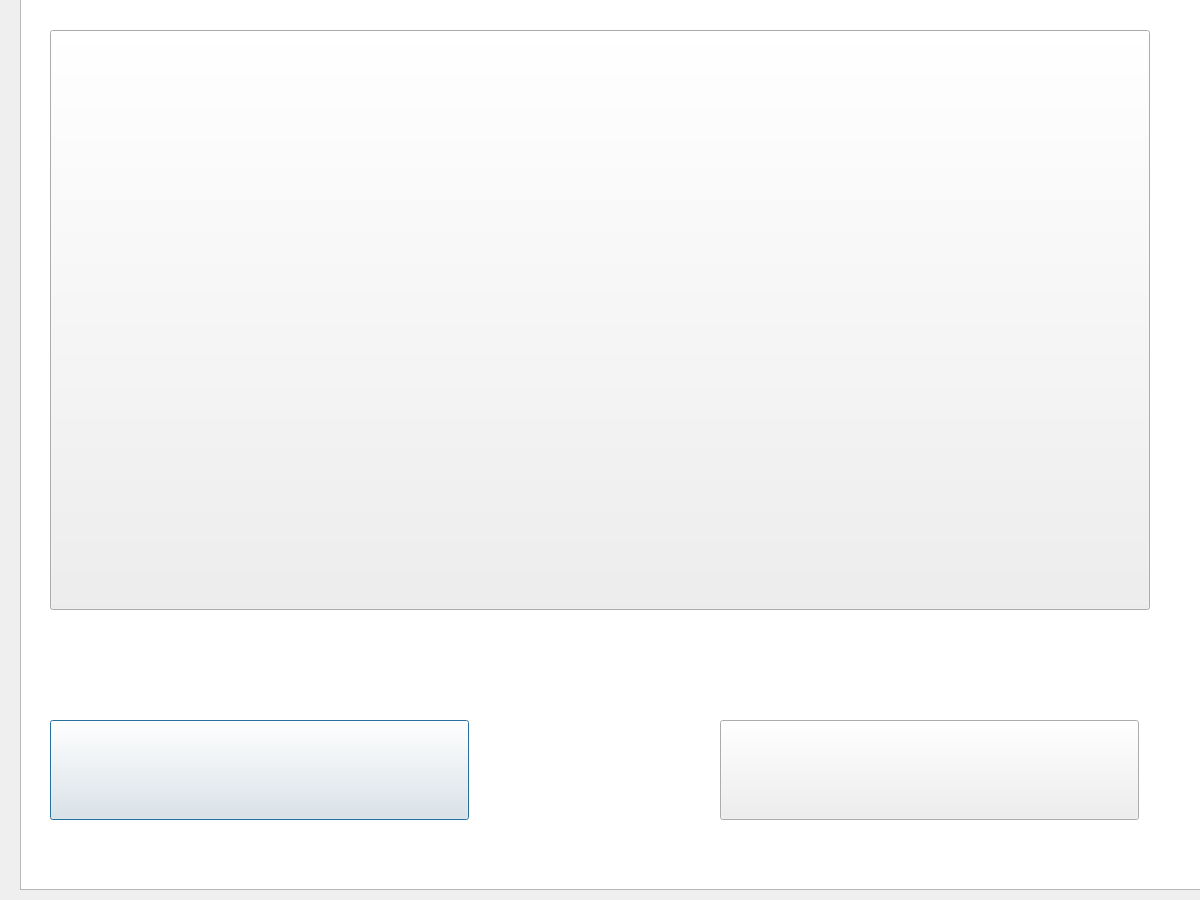
Old version of the form Game/SpartanGame/instrucciones.ui in the repository Vaddak/Proyecto_Final.
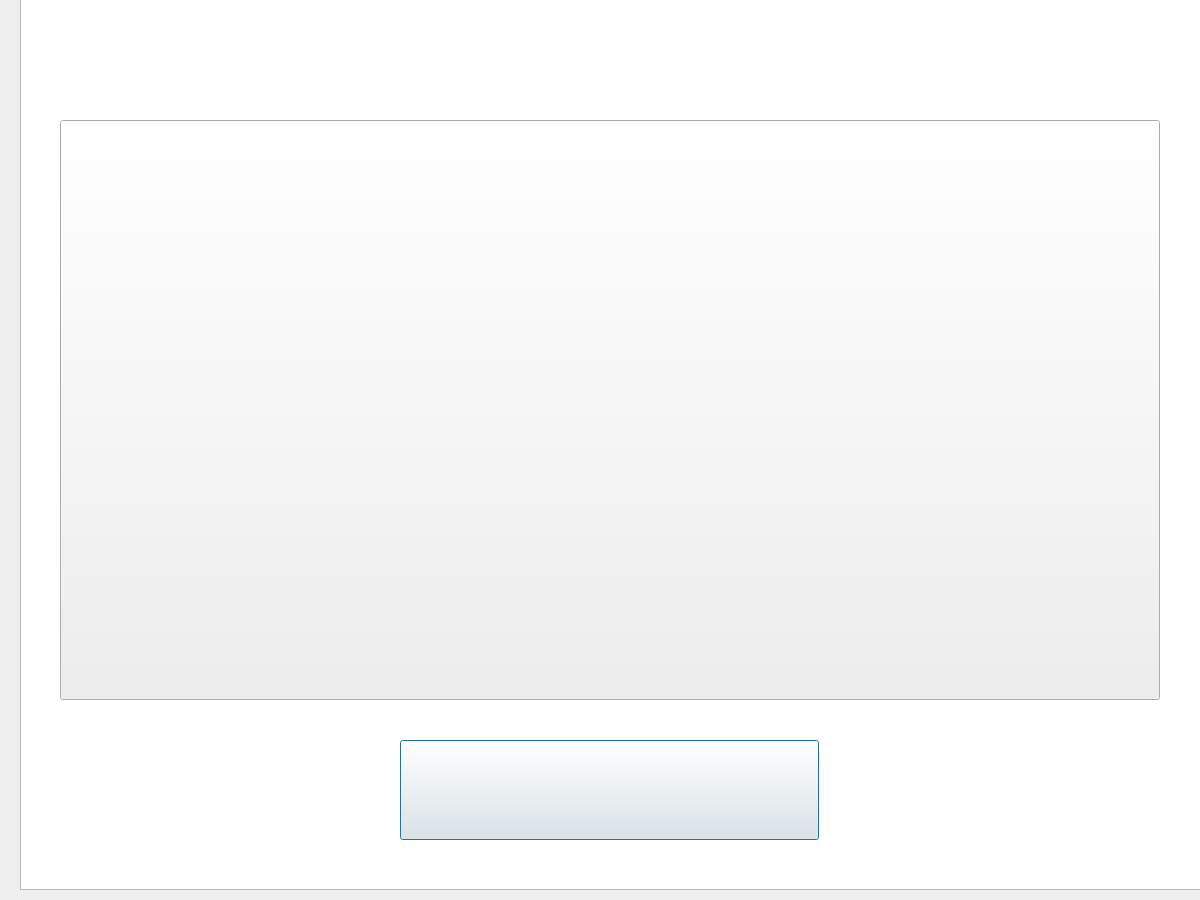
New version of the form. Icons and pictures are not drawn.

Patch:
```diff
--- a/Game/SpartanGame/instrucciones.ui
+++ b/Game/SpartanGame/instrucciones.ui
@@ -29,30 +29,14 @@
   <widget class="QPushButton" name="salir">
    <property name="geometry">
     <rect>
-     <x>50</x>
-     <y>720</y>
+     <x>400</x>
+     <y>740</y>
      <width>419</width>
      <height>100</height>
     </rect>
    </property>
    <property name="styleSheet">
-    <string notr="true">border-image: url(:/Imagenes/salir.png);</string>
-   </property>
-   <property name="text">
-    <string/>
-   </property>
-  </widget>
-  <widget class="QPushButton" name="jugar">
-   <property name="geometry">
-    <rect>
-     <x>720</x>
-     <y>720</y>
-     <width>419</width>
-     <height>100</height>
-    </rect>
-   </property>
-   <property name="styleSheet">
-    <string notr="true">border-image: url(:/Imagenes/jugar.png);</string>
+    <string notr="true">border-image: url(:/Imagenes/aceptar.jpg);</string>
    </property>
    <property name="text">
     <string/>
@@ -61,8 +45,8 @@
   <widget class="QPushButton" name="pushButton_3">
    <property name="geometry">
     <rect>
-     <x>50</x>
-     <y>30</y>
+     <x>60</x>
+     <y>120</y>
      <width>1100</width>
      <height>580</height>
     </rect>
```
Left out of the diff: 2 changed lines with no effect on the pictures.
